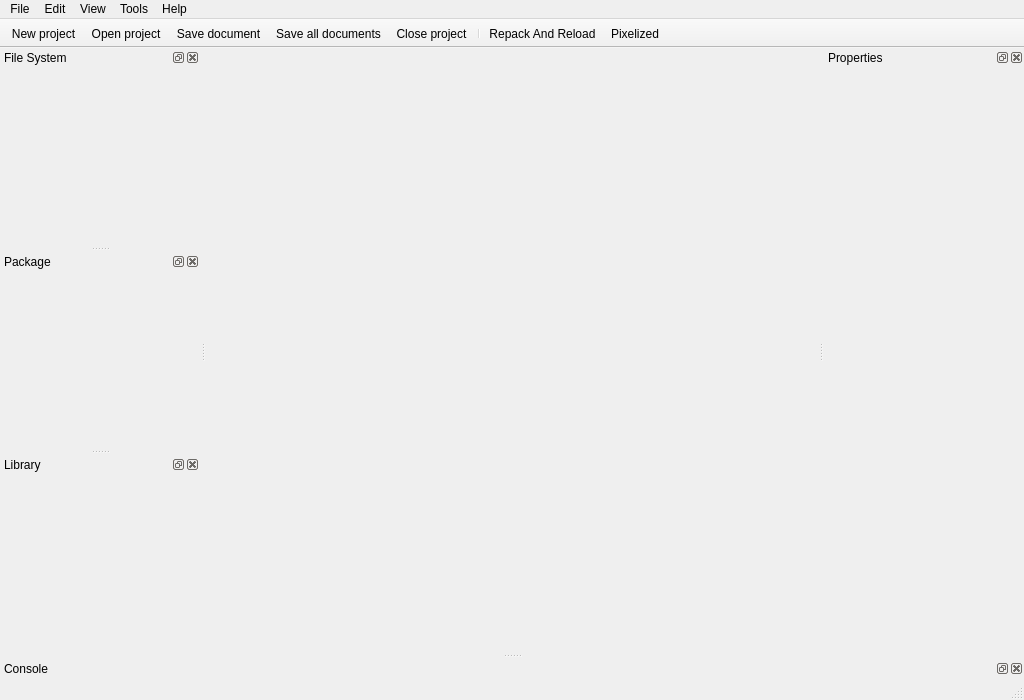
Qt form Tools/QuickEd/UI/mainwindow.ui (xaoctech/dava.engine) before a commit.
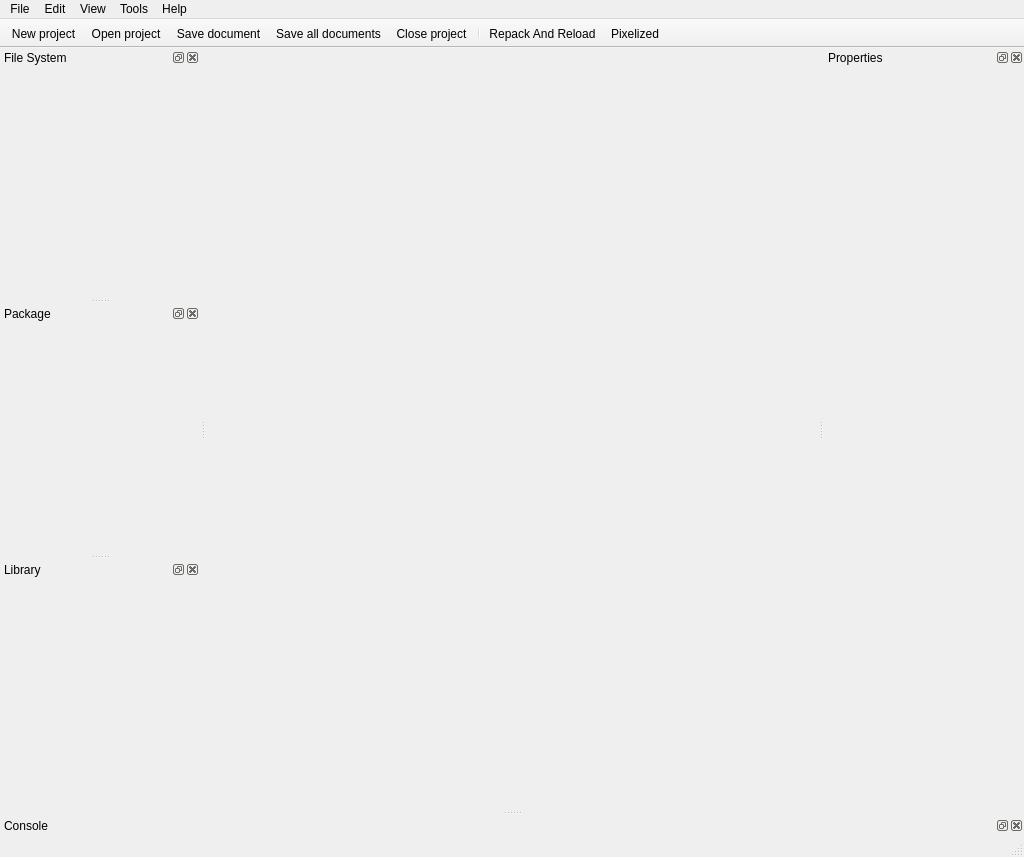
The same form after that commit. Icons and pictures are not drawn. Custom widgets are drawn as their Qt base class.

Commit message: [DF-6041] part of mainWindow refactored

The edit to the form file:
```diff
--- a/Tools/QuickEd/UI/mainwindow.ui
+++ b/Tools/QuickEd/UI/mainwindow.ui
@@ -18,8 +18,8 @@
   </property>
   <property name="minimumSize">
    <size>
-    <width>960</width>
-    <height>640</height>
+    <width>0</width>
+    <height>0</height>
    </size>
   </property>
   <property name="windowTitle">
```
Left out of the diff: 2 changed lines with no effect on the pictures. The commit also changes 2 other files.
